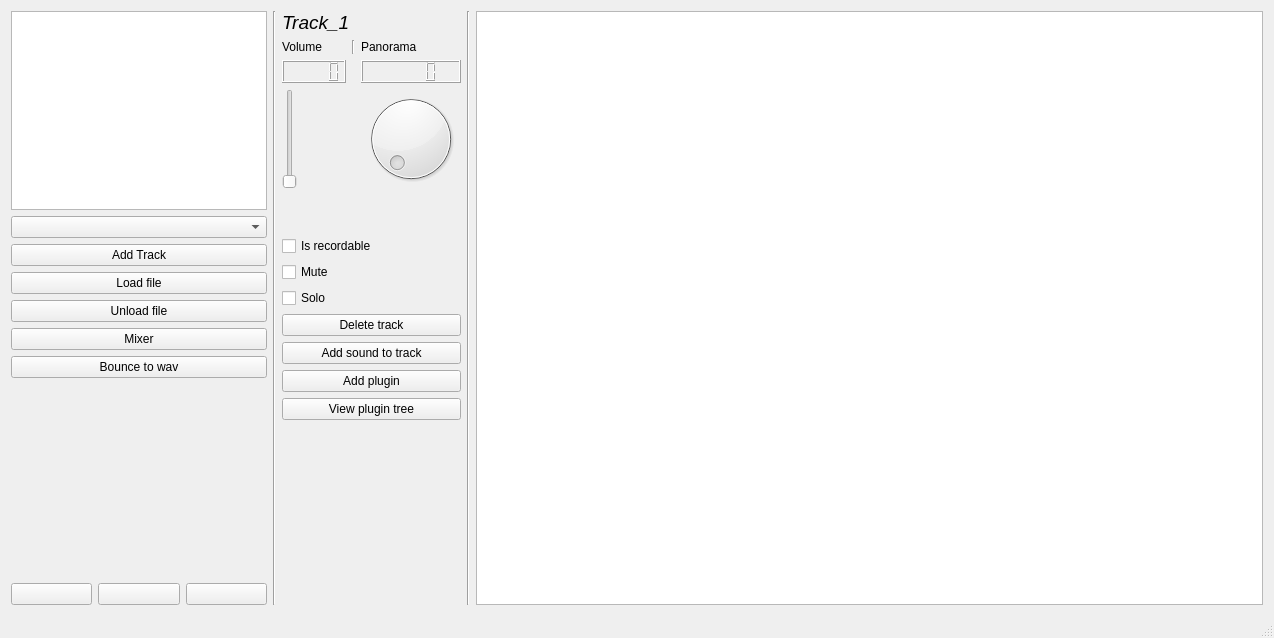
Old version of the form src/mainwindow.ui in the repository kevlarsweetheart/Sound_Lab.
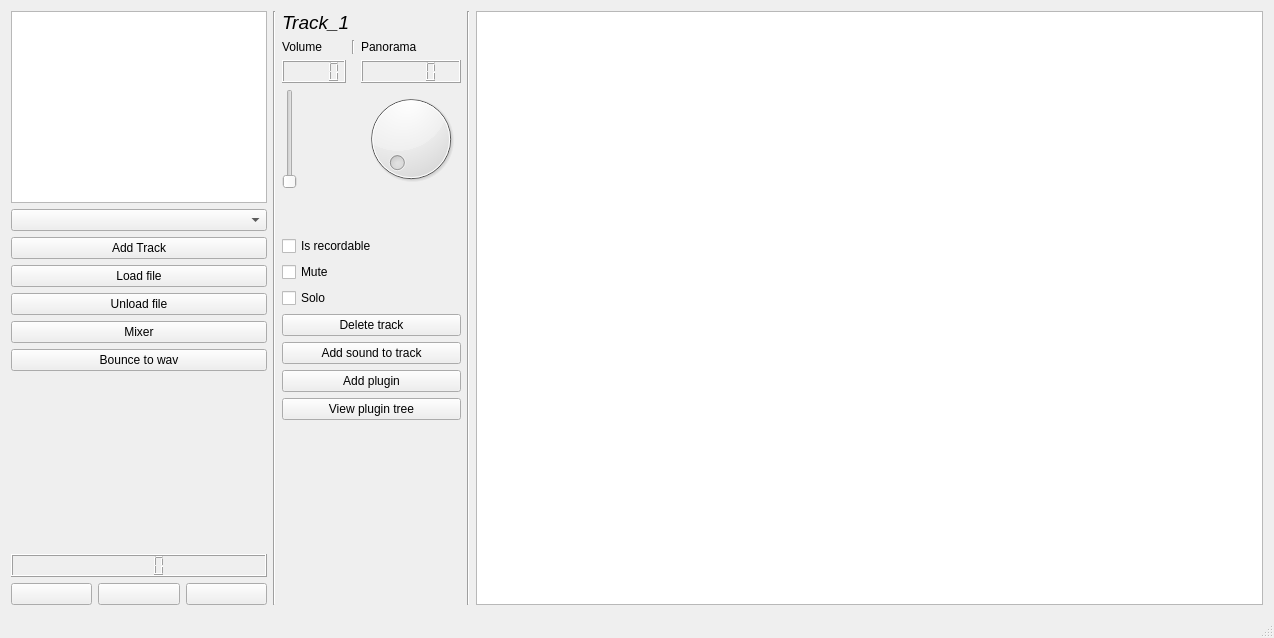
New version of the form. Icons and pictures are not drawn.

Commit message: Adding playback and metronome tools

The edit to the form file:
```diff
--- a/src/mainwindow.ui
+++ b/src/mainwindow.ui
@@ -83,6 +83,9 @@
         </property>
        </spacer>
       </item>
+      <item>
+       <widget class="QLCDNumber" name="playback_lcd"/>
+      </item>
       <item>
        <layout class="QHBoxLayout" name="horizontalLayout" stretch="0,0,0">
         <item>
```
Left out of the diff: 6 changed lines with no effect on the pictures. The commit also changes 9 other files.
